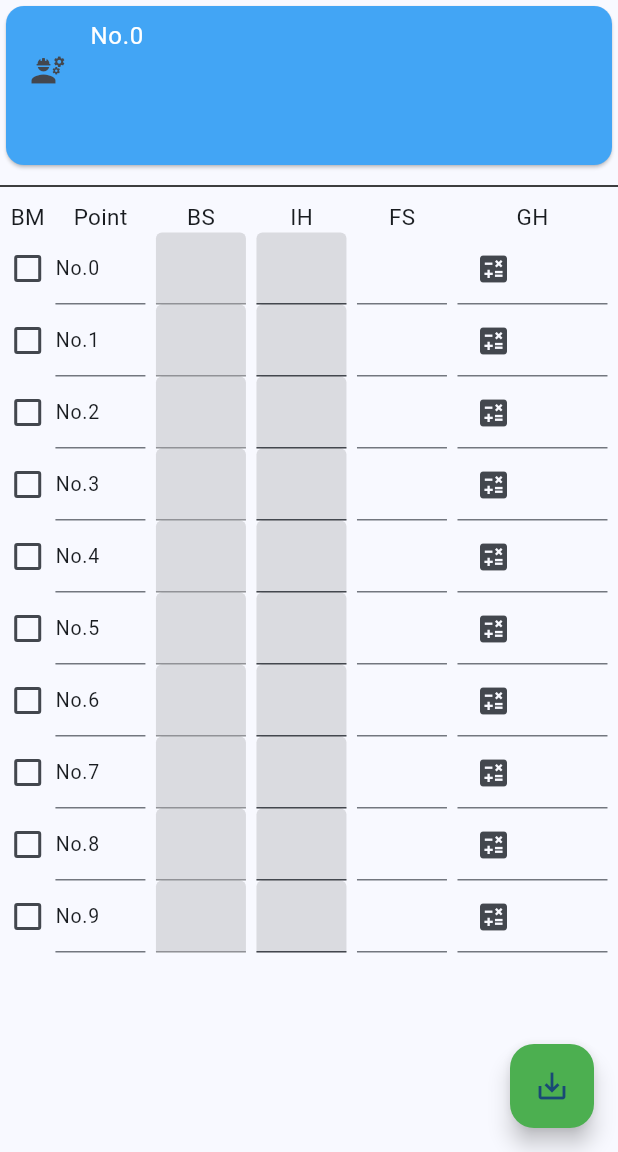
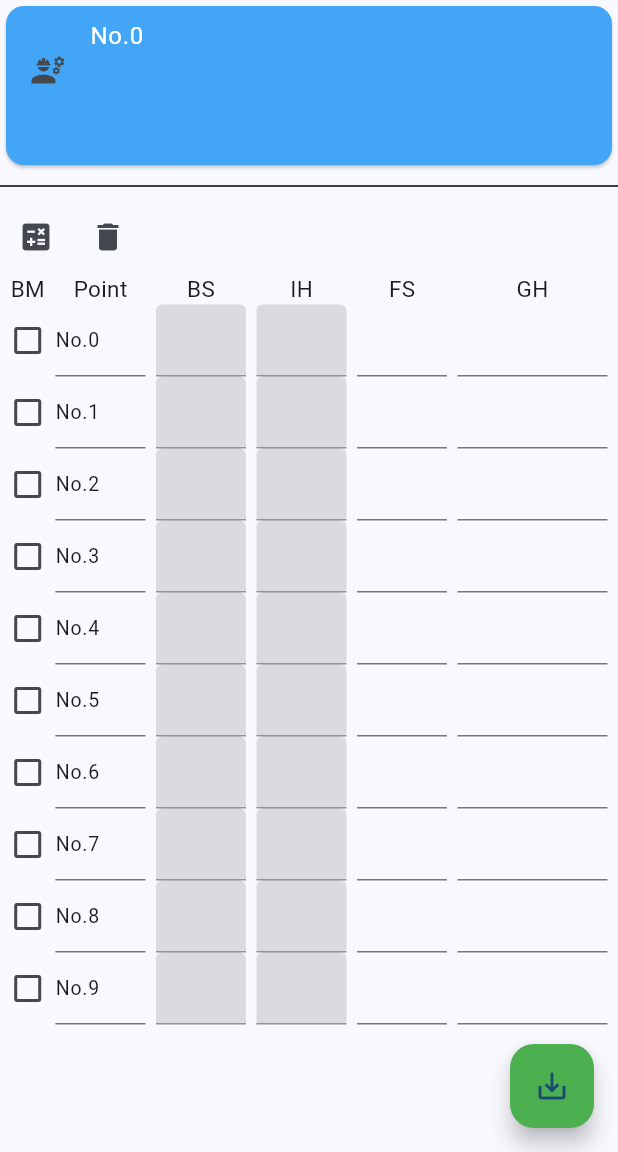
Before and after one commit to snrnapa/surveying_flutter, a Flutter app: the Surveying screen opened directly with empty values, after a tap on the "save alt" icon, on a phone screen of 412 x 824 dp, the part 84-1236 px from its top. Run offline on Flutter 3.47's test engine with Material 3 defaults, Android fonts, the phone set to English and light mode, and no system bars; our stand-ins replace sqflite; accounts and stored records are empty.

Commit message:
測量データのdeleteを実装するも、リロードがうまくいかない

```diff
--- a/lib/components/ih_list_container.dart
+++ b/lib/components/ih_list_container.dart
@@ -19,7 +19,7 @@ class IHListContainer extends StatelessWidget {
             style: TextStyle(
               fontSize: 13,
             ),
-            enabled: true,
+            enabled: false,
             controller: eleList[index],
             decoration:
                 InputDecoration(filled: true, fillColor: Colors.black12),
--- a/lib/surveying.dart
+++ b/lib/surveying.dart
@@ -82,6 +82,21 @@ class _SurveyingPageState extends State<Surveying> {
   final List<String> _pointList = List.generate(10, (i) => "No.$i");
   final List<bool> _bmCheckList = List<bool>.generate(10, (i) => false);
 
+  void AllCalclate() {
+    for (var j = 0; j < _pointList.length; j++) {
+      if (_bmCheckList[j]) {
+        IhCalclate(
+          j,
+          _ghControllers[j].text,
+          _bsControllers[j].text,
+        );
+      } else {
+        GhCalclate(j, _ghControllers[j - 1].text, _fsControllers[j].text,
+            _fsControllers[j - 1].text);
+      }
+    }
+  }
+
   void GhCalclate(int index, String gh, String fs, String lastFs) {
     double targetGh = double.parse(gh);
     double targetFs = double.parse(fs);
@@ -99,7 +114,13 @@ class _SurveyingPageState extends State<Surveying> {
     _ihControllers[index].text = (targetBaseGh + targetBs).toString();
   }
 
+  void trnDeleteAndReload() async {
+    await dbInit.trnDelte(state['id'], state['scene_seq']);
+    await getAllNumber();
+  }
+
   void SaveList() async {
+    AllCalclate();
     String nowTime = utils.time2Str();
     List<Map<String, dynamic>> targetMapList = [];
 
@@ -110,7 +131,7 @@ class _SurveyingPageState extends State<Surveying> {
         "category": "bs",
         "list_index": i,
         "number": _bsControllers[i].text.isEmpty == true
-            ? null
+            ? ""
             : _bsControllers[i].text,
         "upd_date": nowTime,
       };
@@ -167,24 +188,6 @@ class _SurveyingPageState extends State<Surveying> {
     }
   }
 
-  // 登録ボタンクリック
-  void _insert(sceneId, name, seq) async {
-    // Map<String, dynamic> row = {
-    //   DatabaseInit.columnId: sceneId,
-    //   DatabaseInit.columnSceneName: name,
-    //   DatabaseInit.columnSceneSeq: seq
-    // };
-    // final id = await dbInit.insert(row);
-    // print('登録しました。id: $sceneId');
-  }
-
-  // 照会ボタンクリック
-  void _query() async {
-    final allRows = await dbInit.queryAllRows();
-    print('全てのデータを照会しました。');
-    allRows.forEach(print);
-  }
-
   @override
   Widget build(BuildContext context) {
     return isLoading
@@ -206,6 +209,18 @@ class _SurveyingPageState extends State<Surveying> {
                       height: 20,
                       endIndent: 0,
                       color: Colors.black,
+                    ),
+                    Row(
+                      children: [
+                        IconButton(
+                          onPressed: () => {AllCalclate()},
+                          icon: const Icon(Icons.calculate),
+                        ),
+                        IconButton(
+                          onPressed: () => {trnDeleteAndReload()},
+                          icon: const Icon(Icons.delete),
+                        ),
+                      ],
                     ),
                     Row(
                       mainAxisAlignment: MainAxisAlignment.spaceEvenly,
@@ -294,30 +309,7 @@ class _SurveyingPageState extends State<Surveying> {
                                     ),
                                     controller: _ghControllers[index],
                                     readOnly: !_bmCheckList[index],
-                                    decoration: InputDecoration(
-                                      prefixIcon: IconButton(
-                                        onPressed: () {
-                                          setState(() {
-                                            if (_bmCheckList[index]) {
-                                              IhCalclate(
-                                                index,
-                                                _ghControllers[index].text,
-                                                _bsControllers[index].text,
-                                              );
-                                            } else {
-                                              GhCalclate(
-                                                  index,
-                                                  _ghControllers[index - 1]
-                                                      .text,
-                                                  _fsControllers[index].text,
-                                                  _fsControllers[index - 1]
-                                                      .text);
-                                            }
-                                          });
-                                        },
-                                        icon: Icon(Icons.calculate),
-                                      ),
-                                    ),
+                                    decoration: InputDecoration(),
                                   );
                                 },
                               ),
```
